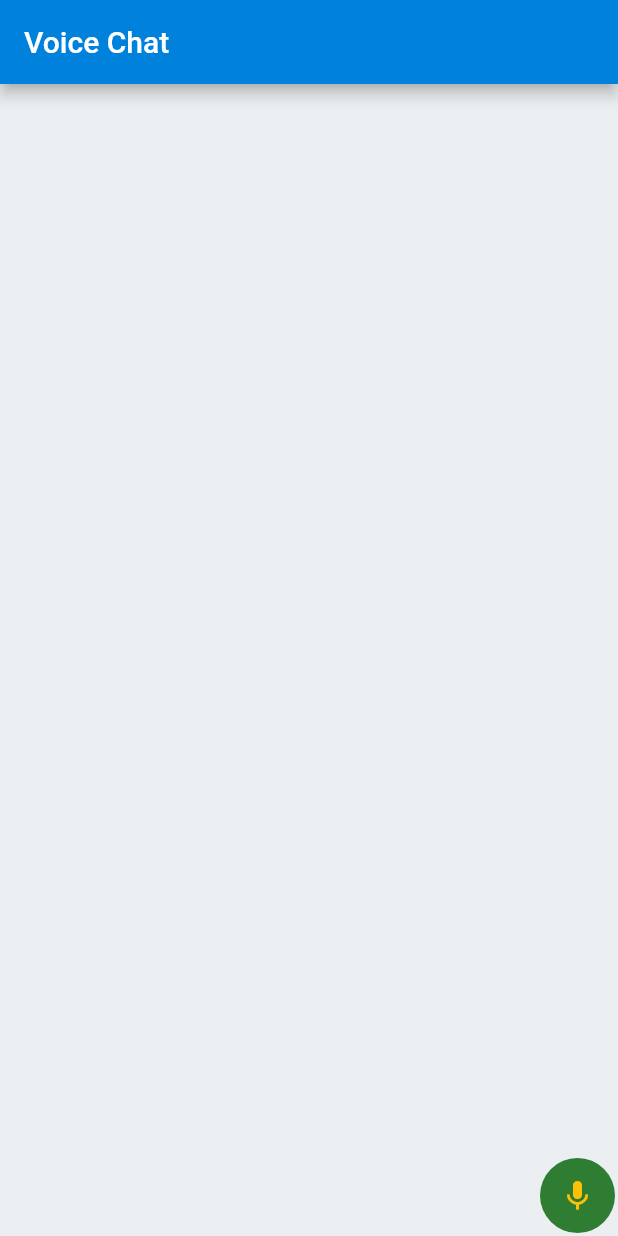
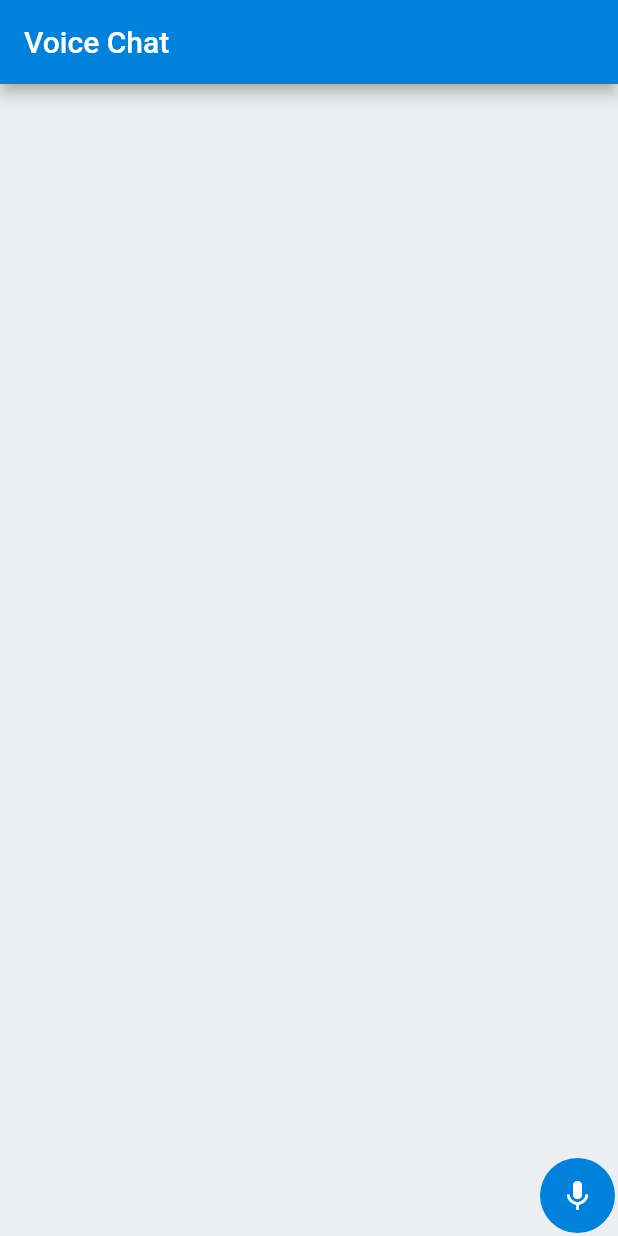
Before and after one commit to santhosh-mobile-dev/voice_chat, a Flutter app: the screen it shows after launch, on a phone screen of 412 x 824 dp. Run offline on Flutter 3.47's test engine with Material 2 defaults, Android fonts, the phone set to English and light mode, and no system bars; our stand-ins replace permission_handler, shimmer; missing offline and left inert: flutter_keyboard_size, flutter_sound.

Commit message:
task done !!

```diff
--- a/lib/widget/bottom_chat_area.dart
+++ b/lib/widget/bottom_chat_area.dart
@@ -616,7 +616,7 @@ class _BottomChatAreaState extends State<BottomChatArea>
               },
               child: Container(
                 child: Material(
-                  color: green_color,
+                  color: primaryColor,
                   borderRadius: BorderRadius.circular(100),
                   child: AnimatedSize(
                     curve: Curves.easeIn,
@@ -627,7 +627,7 @@ class _BottomChatAreaState extends State<BottomChatArea>
                         width: _size,
                         height: _size,
                         child: Icon(longRecording ? Icons.send : Icons.mic,
-                            color: yellow_color),
+                            color: white_color),
                       ),
                     ),
                   ),
```
